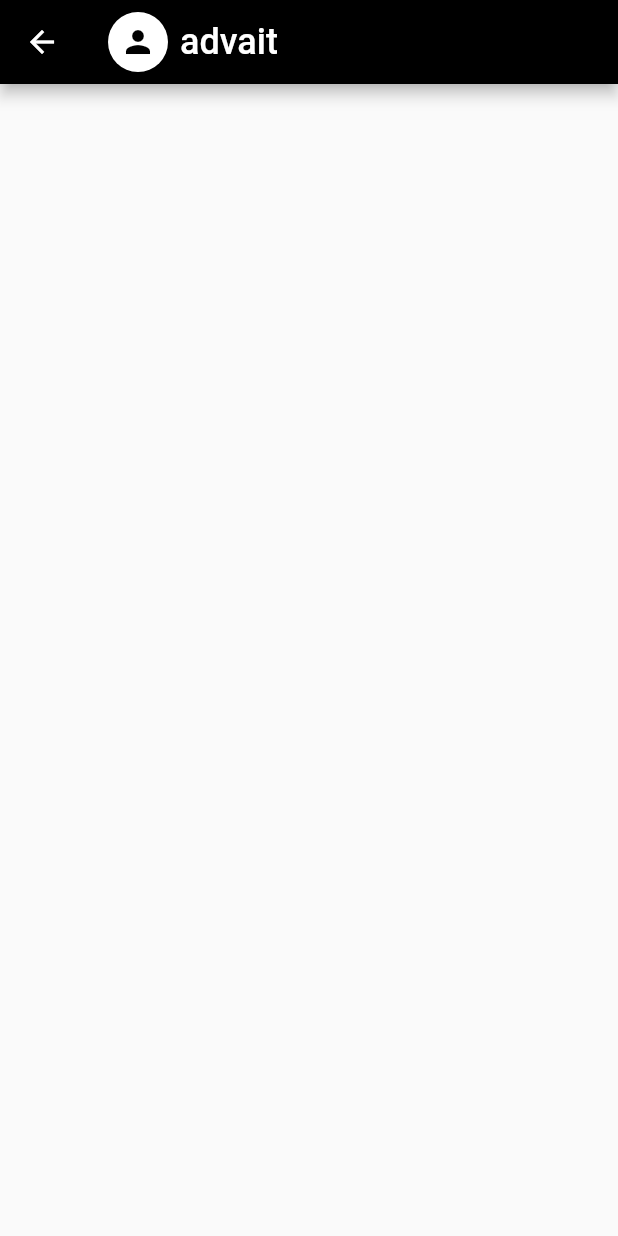
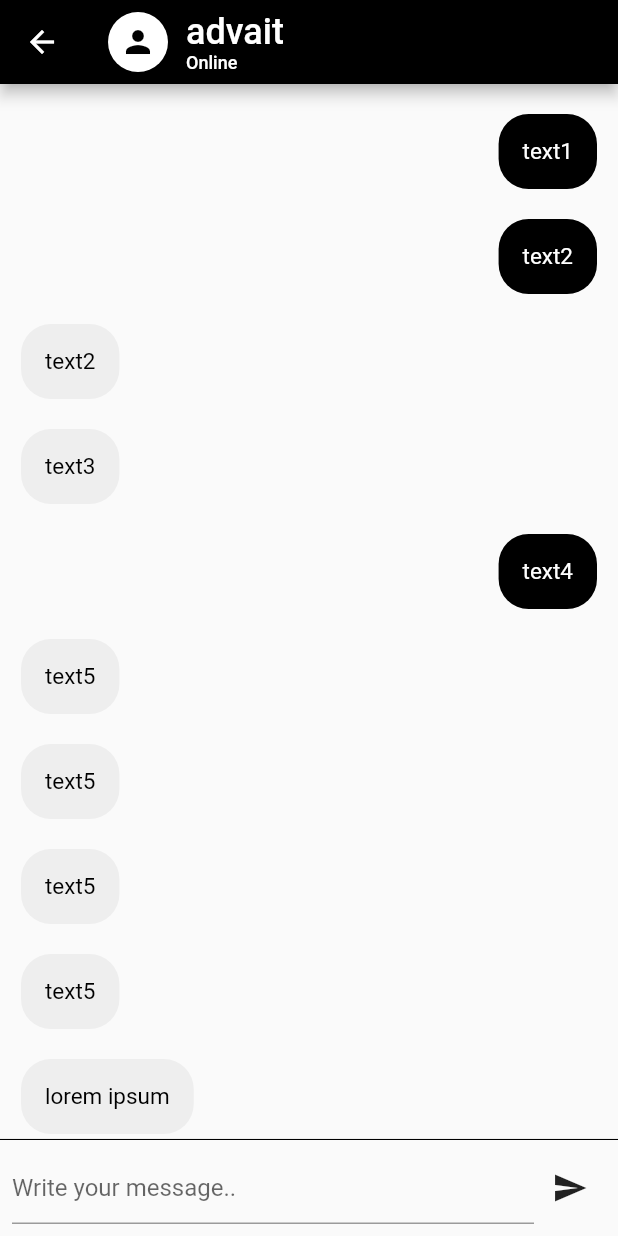
Before and after one commit to adn7599/CipherChat-client, a Flutter app: the screen it shows after launch, after a tap on "advait", on a phone screen of 412 x 824 dp. Run offline on Flutter 3.47's test engine with Material 2 defaults, Android fonts, the light colour scheme and no system bars.

Commit message:
Implemented chat screen and new message screen

```diff
--- a/lib/Screens/Messages/messages_list.dart
+++ b/lib/Screens/Messages/messages_list.dart
@@ -14,6 +14,7 @@ class MessagesListScreen extends StatefulWidget {
 }
 
 class MessageListState extends State<MessagesListScreen> {
+  final TextEditingController _messageController = TextEditingController();
   @override
   Widget build(BuildContext context) {
     return Scaffold(
@@ -24,9 +25,85 @@ class MessageListState extends State<MessagesListScreen> {
           radius: 20.0,
           child: Icon(Icons.person, color: Colors.black, size: 24.0),
         ),
-        SizedBox(width: 8.0),
-        Text(widget.contact.name)
+        SizedBox(width: 12.0),
+        Column(
+          mainAxisAlignment: MainAxisAlignment.start,
+          crossAxisAlignment: CrossAxisAlignment.start,
+          children: [
+            Text(widget.contact.name),
+            const Text(
+              'Online',
+              style: TextStyle(fontSize: 12.0),
+            ),
+          ],
+        ),
       ])),
+      body: Stack(
+        children: [
+          ListView.builder(
+              itemCount: widget.contact.messages.length,
+              shrinkWrap: true,
+              padding: const EdgeInsets.only(top: 10, bottom: 10),
+              physics: const NeverScrollableScrollPhysics(),
+              itemBuilder: (context, index) {
+                return Container(
+                  padding: const EdgeInsets.only(
+                      left: 14, right: 14, top: 10, bottom: 10),
+                  child: Align(
+                    alignment:
+                        (widget.contact.messages[index].type == "received"
+                            ? Alignment.topLeft
+                            : Alignment.topRight),
+                    child: Container(
+                      decoration: BoxDecoration(
+                        borderRadius: BorderRadius.circular(20),
+                        color:
+                            (widget.contact.messages[index].type == "received"
+                                ? Colors.grey.shade200
+                                : Colors.black),
+                      ),
+                      padding: const EdgeInsets.all(16),
+                      child: Text(
+                        widget.contact.messages[index].body,
+                        style: TextStyle(
+                            fontSize: 15,
+                            color: widget.contact.messages[index].type ==
+                                    "received"
+                                ? Colors.black
+                                : Colors.white),
+                      ),
+                    ),
+                  ),
+                );
+              }),
+          Align(
+            alignment: Alignment.bottomCenter,
+            child: Container(
+              decoration: const BoxDecoration(
+                border:
+                    Border(top: BorderSide(color: Colors.black, width: 0.7)),
+              ),
+              padding: const EdgeInsets.all(8.0),
+              child: Row(
+                children: [
+                  Expanded(
+                    child: TextField(
+                      controller: _messageController,
+                      decoration: const InputDecoration(
+                        hintText: 'Write your message..',
+                      ),
+                    ),
+                  ),
+                  IconButton(
+                    onPressed: () {},
+                    icon: const Icon(Icons.send),
+                  ),
+                ],
+              ),
+            ),
+          ),
+        ],
+      ),
     );
   }
 }
--- a/lib/Screens/Messages/messages_main.dart
+++ b/lib/Screens/Messages/messages_main.dart
@@ -41,9 +41,10 @@ class _MessagesMainState extends State<MessagesMainScreen> {
                               color: Colors.white, size: 40.0),
                         ),
                         const SizedBox(
-                          width: 8.0,
+                          width: 12.0,
                         ),
                         Column(
+                          crossAxisAlignment: CrossAxisAlignment.start,
                           children: [
                             Text(contacts[index].name),
                             Text(
@@ -66,7 +67,9 @@ class _MessagesMainState extends State<MessagesMainScreen> {
                 );
               }),
       floatingActionButton: FloatingActionButton(
-        onPressed: () {},
+        onPressed: () {
+          Navigator.pushNamed(context, '/newMessage');
+        },
         backgroundColor: Colors.black,
         child: const Icon(Icons.message),
       ),
--- a/lib/Screens/User/welcome.dart
+++ b/lib/Screens/User/welcome.dart
@@ -18,7 +18,7 @@ class WelcomeScreen extends StatelessWidget {
             children: [
               SizedBox(height: MediaQuery.of(context).size.height * 0.1),
               Container(
-                width: MediaQuery.of(context).size.width * 0.4,
+                width: MediaQuery.of(context).size.width * 0.3,
                 child: Image.asset('assets/icon.png'),
               ),
               const SizedBox(
--- a/lib/globalState/Messages.dart
+++ b/lib/globalState/Messages.dart
@@ -3,12 +3,11 @@ import 'package:uuid/uuid.dart';
 class Message {
   late String uuid;
   late DateTime time;
-  String sender;
-  String receiver;
+  String type;
 
   String body;
 
-  Message({required this.sender, required this.receiver, required this.body}) {
+  Message({required this.type, required this.body}) {
     this.time = DateTime.now();
     this.uuid = Uuid().v4();
   }
@@ -19,12 +18,16 @@ class Contact {
   String profilePic = '';
 
   List<Message> messages = <Message>[
-    Message(sender: 'me', receiver: 'you', body: 'text1'),
-    Message(sender: 'me', receiver: 'you', body: 'text2'),
-    Message(sender: 'me', receiver: 'you', body: 'text3'),
-    Message(sender: 'you', receiver: 'me', body: 'text4'),
-    Message(sender: 'you', receiver: 'me', body: 'text4'),
-    Message(sender: 'me', receiver: 'you', body: 'text4'),
+    Message(type: 'sent', body: 'text1'),
+    Message(type: 'sent', body: 'text2'),
+    Message(type: 'received', body: 'text2'),
+    Message(type: 'received', body: 'text3'),
+    Message(type: 'sent', body: 'text4'),
+    Message(type: 'received', body: 'text5'),
+    Message(type: 'received', body: 'text5'),
+    Message(type: 'received', body: 'text5'),
+    Message(type: 'received', body: 'text5'),
+    Message(type: 'received', body: 'lorem ipsum'),
   ];
 
   Contact({required this.name, required this.profilePic});
--- a/lib/main.dart
+++ b/lib/main.dart
@@ -1,5 +1,6 @@
 import 'package:cipher_chat/Screens/Messages/messages_list.dart';
 import 'package:cipher_chat/Screens/Messages/messages_main.dart';
+import 'package:cipher_chat/Screens/Messages/messages_new.dart';
 import 'package:cipher_chat/Screens/User/login.dart';
 import 'package:cipher_chat/Screens/User/register.dart';
 import 'package:cipher_chat/Screens/User/welcome.dart';
@@ -51,8 +52,10 @@ class MyApp extends StatelessWidget {
         '/main': (context) => MessagesMainScreen(),
         '/messages': (context) {
           return MessagesListScreen(
-              contact: ModalRoute.of(context)!.settings.arguments as Contact);
-        }
+              //contact: ModalRoute.of(context)!.settings.arguments as Contact);
+              contact: Contact(name: 'advait', profilePic: ''));
+        },
+        '/newMessage': (context) => MessagesNewScreen(),
       },
     );
   }
```
Also changed, not shown: lib/Screens/Messages/messages_new.dart (added, +92 -0 lines).
